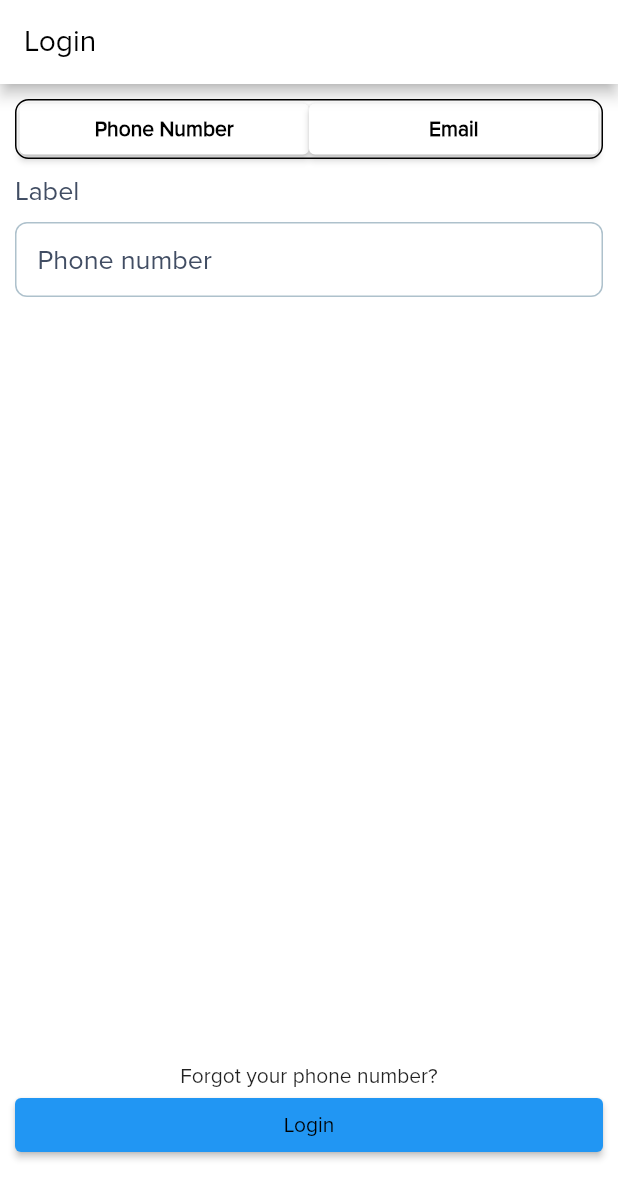
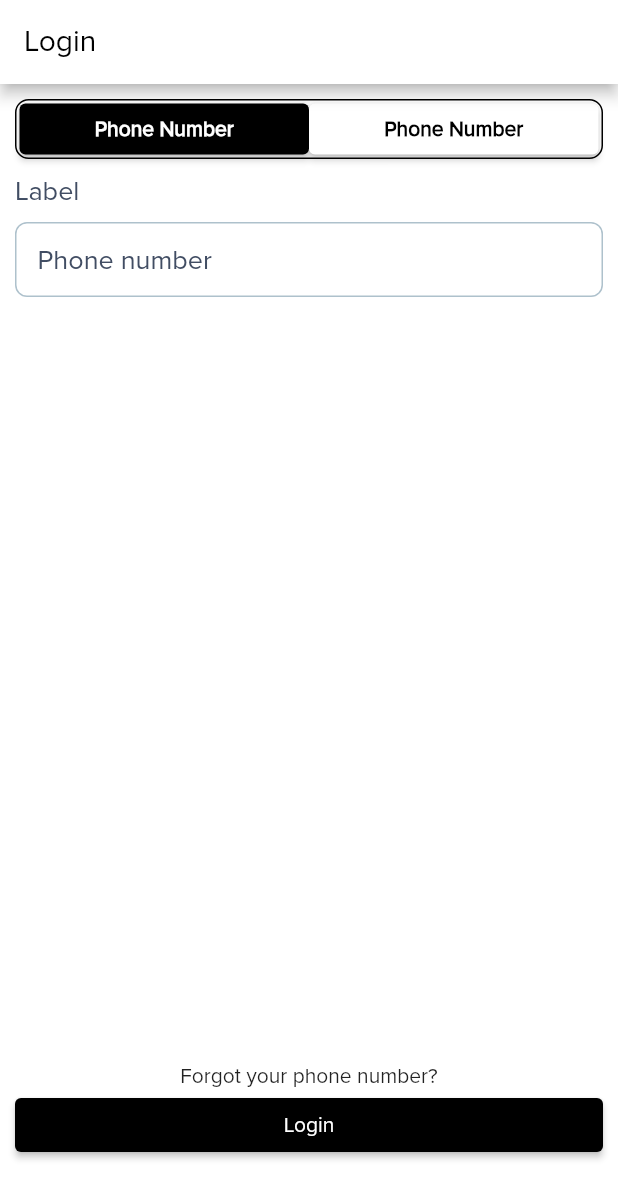
Before and after one commit to ivoryio/Ivory, a Flutter app: the screen it shows after launch, on a phone screen of 412 x 824 dp. Shown: the top 1199 px of the screen. Run offline on Flutter 3.47's test engine with Material 2 defaults, Android fonts, the phone set to English and light mode, and no system bars; drawn by our look-alikes of flutter_platform_widgets; our stand-ins replace bloc, equatable, flutter_bloc, go_router.

Commit message:
login buttons

```diff
--- a/lib/screens/login/login_screen.dart
+++ b/lib/screens/login/login_screen.dart
@@ -52,50 +52,23 @@ class _LoginOptionsState extends State<LoginOptions> {
             child: Row(
               mainAxisAlignment: MainAxisAlignment.center,
               children: [
-                Expanded(
-                  child: PlatformElevatedButton(
-                    padding: const EdgeInsets.symmetric(horizontal: 10),
-                    child: const Text("Phone Number",
-                        softWrap: false,
-                        maxLines: 1,
-                        textAlign: TextAlign.center,
-                        style: TextStyle(
-                          fontSize: 14,
-                          fontWeight: FontWeight.bold,
-                        )),
-                    cupertino: (context, platform) =>
-                        CupertinoElevatedButtonData(
-                            pressedOpacity: 0.75,
-                            borderRadius:
-                                const BorderRadius.all(Radius.circular(7))),
-                    onPressed: () => setState(() => _selectedIndex = 0),
-                  ),
+                ExpandedButton(
+                  active: _selectedIndex == 0,
+                  text: "Phone Number",
+                  onPressed: () {
+                    setState(() {
+                      _selectedIndex = 0;
+                    });
+                  },
                 ),
-                Expanded(
-                  child: PlatformElevatedButton(
-                    padding: const EdgeInsets.symmetric(horizontal: 10),
-                    color: Colors.black,
-                    child: const Text("Email",
-                        softWrap: false,
-                        maxLines: 1,
-                        textAlign: TextAlign.left,
-                        style: TextStyle(
-                          fontSize: 14,
-                          fontWeight: FontWeight.bold,
-                        )),
-                    material: (context, platform) => MaterialElevatedButtonData(
-                      style: ButtonStyle(
-                        foregroundColor:
-                            MaterialStateProperty.all(Colors.black),
-                      ),
-                    ),
-                    cupertino: (context, platform) =>
-                        CupertinoElevatedButtonData(
-                            pressedOpacity: 0.75,
-                            borderRadius:
-                                const BorderRadius.all(Radius.circular(7))),
-                    onPressed: () => setState(() => _selectedIndex = 1),
-                  ),
+                ExpandedButton(
+                  active: _selectedIndex == 1,
+                  text: "Phone Number",
+                  onPressed: () {
+                    setState(() {
+                      _selectedIndex = 1;
+                    });
+                  },
                 ),
               ],
             ),
@@ -105,6 +78,43 @@ class _LoginOptionsState extends State<LoginOptions> {
           ),
         ],
       ),
+    );
+  }
+}
+
+class ExpandedButton extends StatelessWidget {
+  final String text;
+  final bool active;
+  final Function onPressed;
+
+  const ExpandedButton(
+      {super.key,
+      required this.onPressed,
+      required this.text,
+      required this.active});
+
+  @override
+  Widget build(BuildContext context) {
+    final Color textColor = active ? Colors.white : Colors.black;
+    final Color backgroundColor = active ? Colors.black : Colors.white;
+
+    return Expanded(
+      child: PlatformElevatedButton(
+          padding: const EdgeInsets.symmetric(horizontal: 10),
+          color: backgroundColor,
+          child: Text(text,
+              softWrap: false,
+              maxLines: 1,
+              textAlign: TextAlign.center,
+              style: TextStyle(
+                fontSize: 14,
+                fontWeight: FontWeight.bold,
+                color: textColor,
+              )),
+          cupertino: (context, platform) => CupertinoElevatedButtonData(
+              pressedOpacity: 0.75,
+              borderRadius: const BorderRadius.all(Radius.circular(7))),
+          onPressed: () => onPressed()),
     );
   }
 }
@@ -137,6 +147,7 @@ class _PhoneNumberLoginFormState extends State<PhoneNumberLoginForm> {
               SizedBox(
                 width: double.infinity,
                 child: PlatformElevatedButton(
+                  color: Colors.black,
                   onPressed: () async {
                     if (_formKey.currentState!.validate()) {
                       _formKey.currentState!.save();
@@ -147,10 +158,10 @@ class _PhoneNumberLoginFormState extends State<PhoneNumberLoginForm> {
                       context.read<AuthCubit>().login(phoneNumber);
                     }
                   },
-                  child: const Text('Login'),
-                  color: Colors.blue,
-                  cupertino: (context, platform) =>
-                      CupertinoElevatedButtonData(),
+                  child: const Text(
+                    'Login',
+                    style: TextStyle(color: Colors.white),
+                  ),
                 ),
               ),
             ],
```
